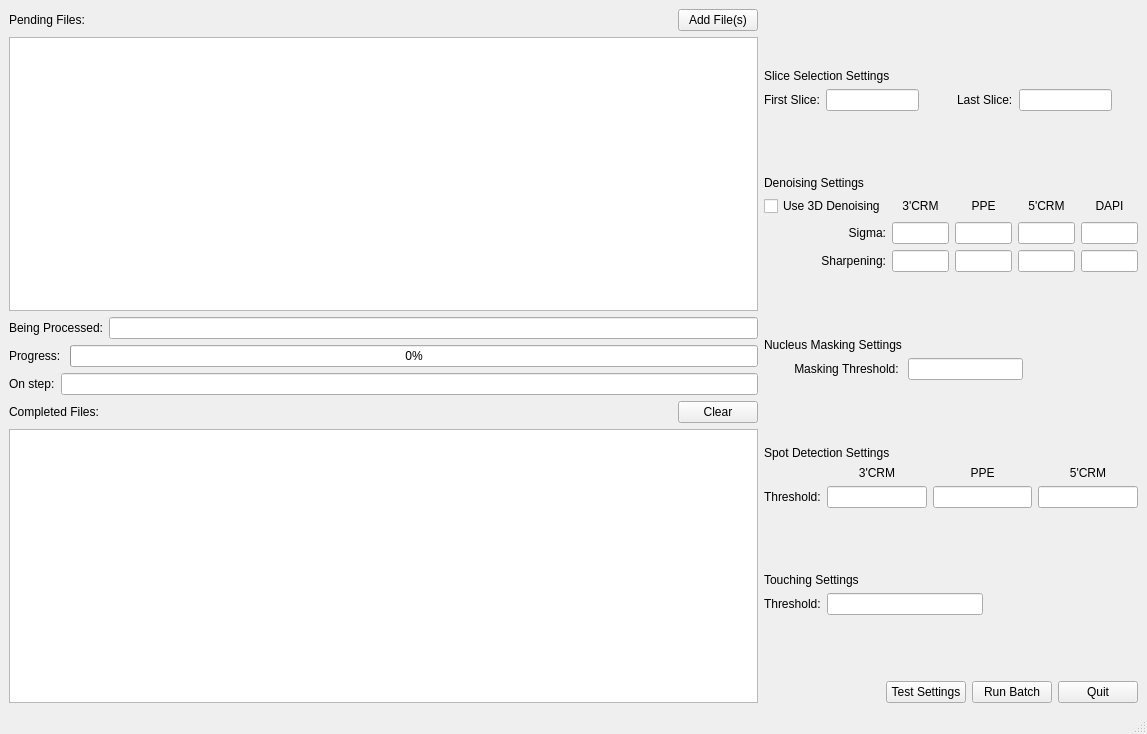
Qt form findSpotsTool.ui (StathopoulosLab/find_spots) before a commit.
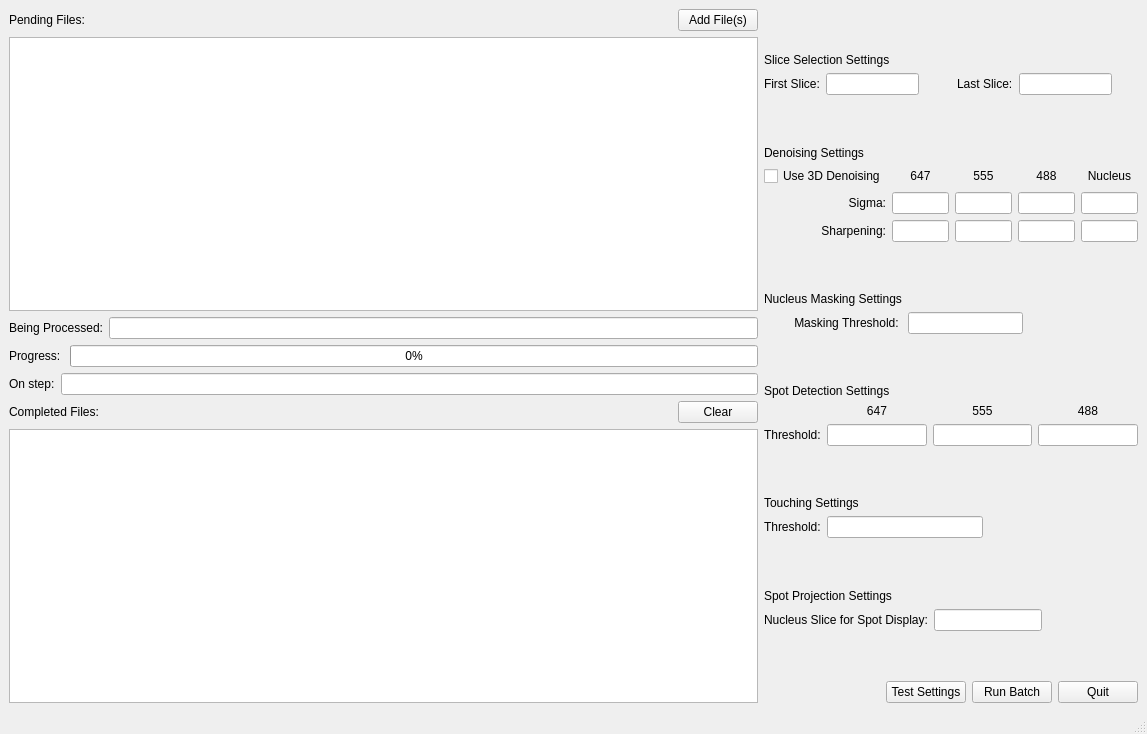
The same form after that commit.

Commit message: Change coloring of plotted spots

What changed in the file:
```diff
--- a/findSpotsTool.ui
+++ b/findSpotsTool.ui
@@ -235,7 +235,7 @@
         <item row="1" column="2">
          <widget class="QLabel" name="denoisePPELabel">
           <property name="text">
-           <string>PPE</string>
+           <string>555</string>
           </property>
           <property name="alignment">
            <set>Qt::AlignCenter</set>
@@ -259,7 +259,7 @@
         <item row="1" column="1">
          <widget class="QLabel" name="denoise3CRMLabel">
           <property name="text">
-           <string>3'CRM</string>
+           <string>647</string>
           </property>
           <property name="alignment">
            <set>Qt::AlignCenter</set>
@@ -331,7 +331,7 @@
         <item row="1" column="3">
          <widget class="QLabel" name="denoise5CRMLabel">
           <property name="text">
-           <string>5'CRM</string>
+           <string>488</string>
           </property>
           <property name="alignment">
            <set>Qt::AlignCenter</set>
@@ -341,7 +341,7 @@
         <item row="1" column="4">
          <widget class="QLabel" name="denoiseDAPILabel">
           <property name="text">
-           <string>DAPI</string>
+           <string>Nucleus</string>
           </property>
           <property name="alignment">
            <set>Qt::AlignCenter</set>
@@ -432,7 +432,7 @@
         <item row="2" column="3">
          <widget class="QLabel" name="spotDetection5CRMLabel">
           <property name="text">
-           <string>5'CRM</string>
+           <string>488</string>
           </property>
           <property name="alignment">
            <set>Qt::AlignCenter</set>
@@ -442,7 +442,7 @@
         <item row="2" column="2">
          <widget class="QLabel" name="spotDetectionPPELabel">
           <property name="text">
-           <string>PPE</string>
+           <string>555</string>
           </property>
           <property name="alignment">
            <set>Qt::AlignCenter</set>
@@ -466,7 +466,7 @@
         <item row="2" column="1">
          <widget class="QLabel" name="spotDetection3CRMLabel">
           <property name="text">
-           <string>3'CRM</string>
+           <string>647</string>
           </property>
           <property name="alignment">
            <set>Qt::AlignCenter</set>
@@ -560,6 +560,57 @@
         </property>
        </spacer>
       </item>
+      <item>
+       <layout class="QGridLayout" name="spotProjectionGridLayout">
+        <item row="0" column="0">
+         <widget class="QLabel" name="spotProjectionSettingsLabel">
+          <property name="text">
+           <string>Spot Projection Settings</string>
+          </property>
+         </widget>
+        </item>
+        <item row="1" column="0" alignment="Qt::AlignRight">
+         <widget class="QLabel" name="spotProjectionsSliceLabel">
+          <property name="text">
+           <string>Nucleus Slice for Spot Display:</string>
+          </property>
+         </widget>
+        </item>
+        <item row="1" column="1">
+         <widget class="QLineEdit" name="spotProjectionSliceLineEdit">
+          <property name="alignment">
+           <set>Qt::AlignCenter</set>
+          </property>
+         </widget>
+        </item>
+        <item row="1" column="2">
+         <spacer name="horizontalSpacer_2">
+          <property name="orientation">
+           <enum>Qt::Horizontal</enum>
+          </property>
+          <property name="sizeHint" stdset="0">
+           <size>
+            <width>40</width>
+            <height>20</height>
+           </size>
+          </property>
+         </spacer>
+        </item>
+       </layout>
+      </item>
+      <item>
+       <spacer name="verticalSpacer_7">
+        <property name="orientation">
+         <enum>Qt::Vertical</enum>
+        </property>
+        <property name="sizeHint" stdset="0">
+         <size>
+          <width>20</width>
+          <height>40</height>
+         </size>
+        </property>
+       </spacer>
+      </item>
       <item>
        <layout class="QHBoxLayout" name="controlButtonHorizontalLayout">
         <item>
```
Left out of the diff: 54 changed lines with no effect on the pictures. The commit also changes 7 other files.
